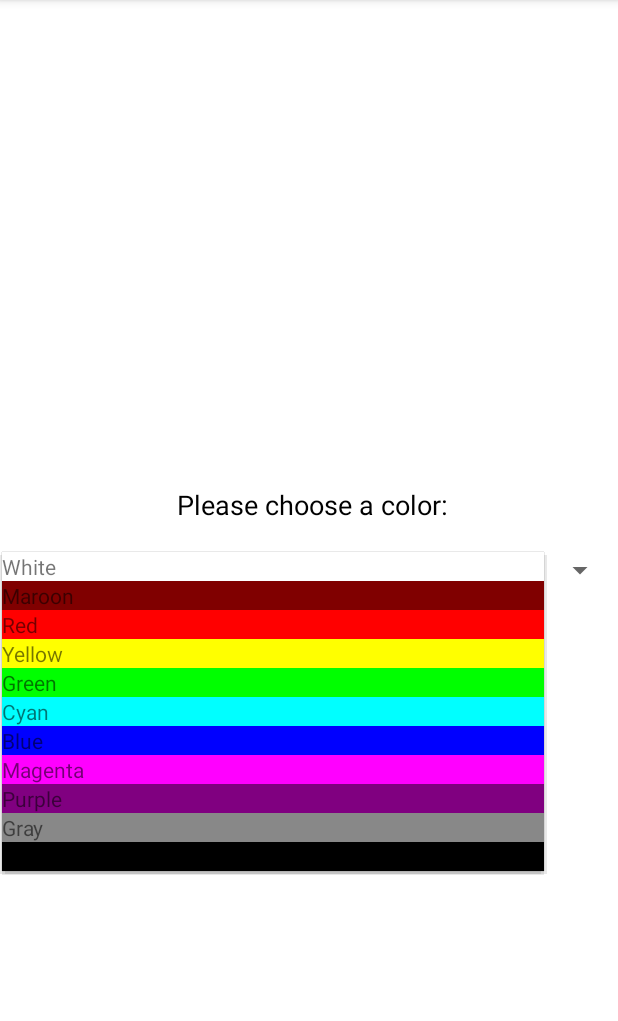
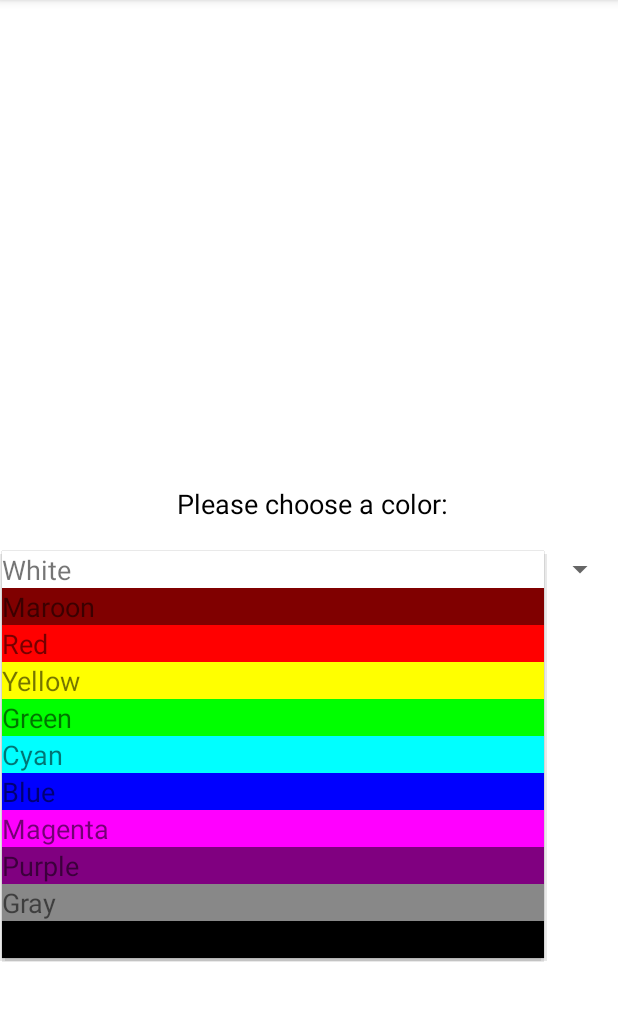
Before and after one commit to sarahparoya/CIS-3515-Lab-3, an Android app: the screen it shows after launch (MainActivity), after a tap on "White", on a phone screen of 412 x 824 dp, the part 84-1105 px from its top. Run offline under Robolectric (Android 15) with nearby library versions, the phone set to English and light mode, and no system bars.

Commit message:
Commit Two: Just tweaking the layout and how the app looks

```diff
--- a/app/src/main/java/edu/temple/colorsspinner/ColorAdapter.java
+++ b/app/src/main/java/edu/temple/colorsspinner/ColorAdapter.java
@@ -44,7 +44,7 @@ public class ColorAdapter extends BaseAdapter
         }
         String colorValue = colors[i];
         textView.setText(colorValue);
-
+        textView.setTextSize(18);
         textView.setBackgroundColor(Color.parseColor(colorValue));
 
         return textView;
```
